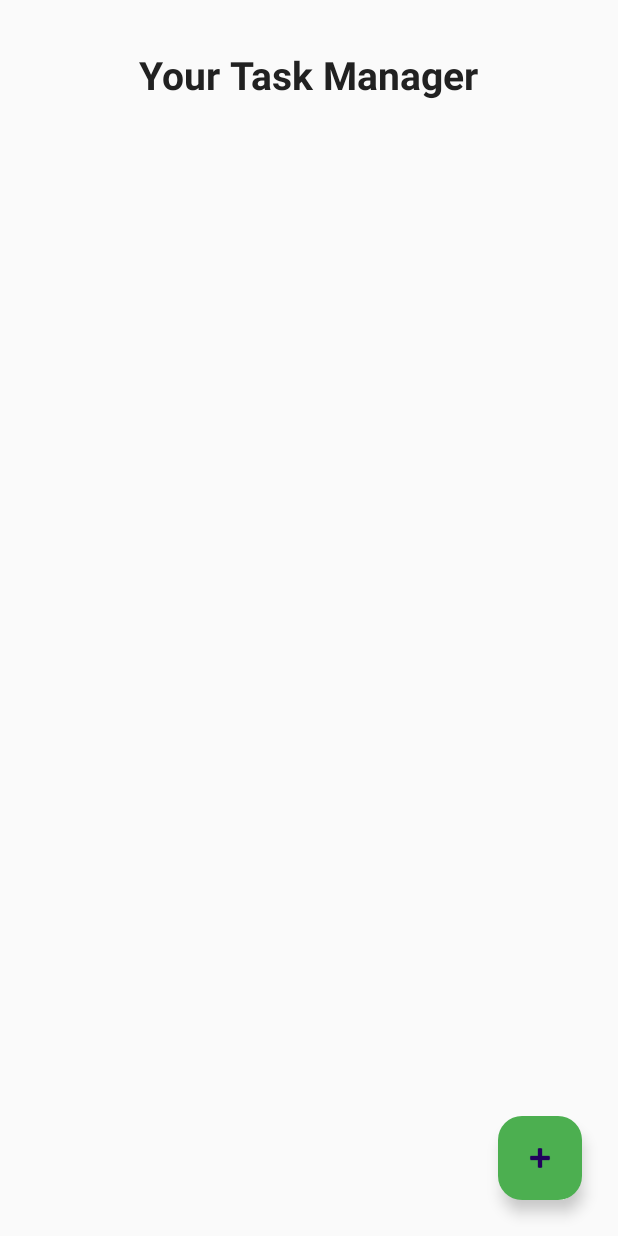
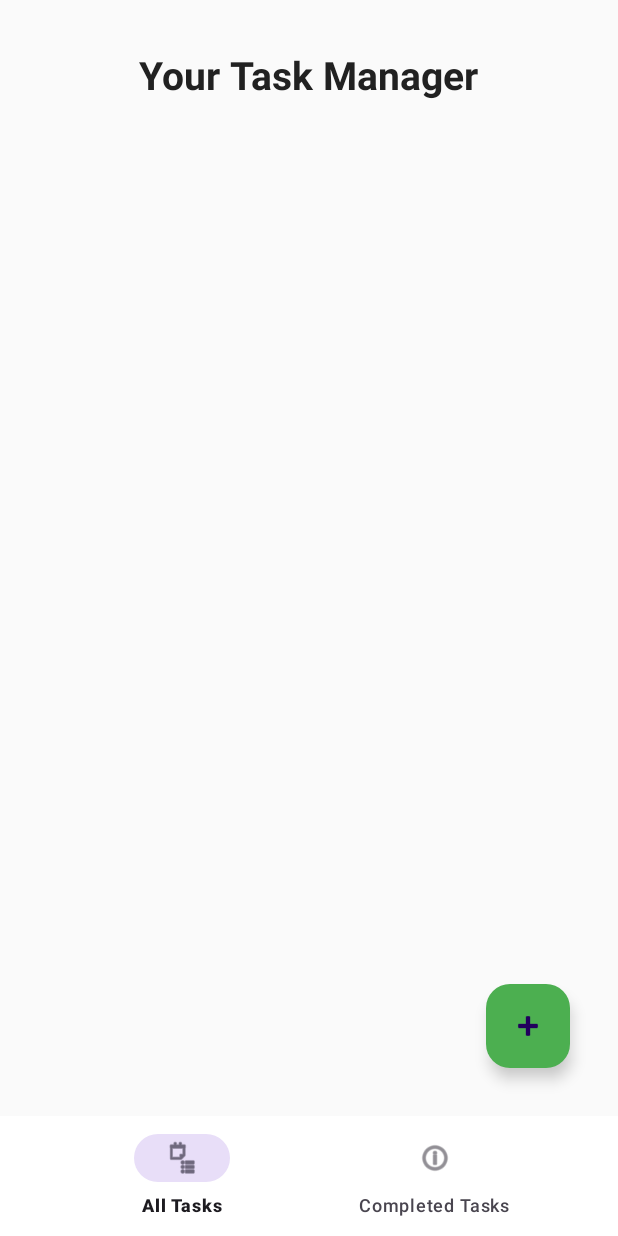
Before and after one commit to Zbell0/SIT708, an Android app: the screen it shows after launch (MainActivity), on a phone screen of 412 x 824 dp. Run offline under Robolectric (Android 15) with nearby library versions, the phone set to English and light mode, and no system bars; our stand-ins replace Room's generated code.

Commit message:
bottom nav

```diff
--- a/4.1P/app/src/main/java/com/example/a41p/AddEditTaskActivity.java
+++ b/4.1P/app/src/main/java/com/example/a41p/AddEditTaskActivity.java
@@ -25,13 +25,11 @@ public class AddEditTaskActivity extends AppCompatActivity {
         super.onCreate(savedInstanceState);
         setContentView(R.layout.activity_add_edit_task);
 
-        // 🟢 1. Initialize views BEFORE using them
         editTextTitle = findViewById(R.id.edit_text_title);
         editTextDescription = findViewById(R.id.edit_text_description);
         editTextDueDate = findViewById(R.id.edit_text_due_date);
         buttonSave = findViewById(R.id.button_save);
 
-        // 🟢 2. If this is an Edit action, populate fields
         if (getIntent().hasExtra("task_id")) {
             setTitle("Edit Task");
             taskId = getIntent().getIntExtra("task_id", -1);
@@ -42,7 +40,6 @@ public class AddEditTaskActivity extends AppCompatActivity {
             setTitle("Add Task");
         }
 
-        // 🗓 3. Date picker for due date
         editTextDueDate.setOnClickListener(v -> {
             final Calendar calendar = Calendar.getInstance();
             int year = calendar.get(Calendar.YEAR);
@@ -60,10 +57,8 @@ public class AddEditTaskActivity extends AppCompatActivity {
             datePickerDialog.show();
         });
 
-        // 📦 4. Connect to ViewModel
         taskViewModel = new ViewModelProvider(this).get(TaskViewModel.class);
 
-        // 💾 5. Save Button Click
         buttonSave.setOnClickListener(view -> saveTask());
     }
 
--- /dev/null
+++ b/4.1P/app/src/main/java/com/example/a41p/AllTasksFragment.java
@@ -0,0 +1,71 @@
+package com.example.a41p;
+
+import android.content.Intent;
+import android.os.Bundle;
+import android.view.LayoutInflater;
+import android.view.View;
+import android.view.ViewGroup;
+import android.widget.Toast;
+
+import androidx.annotation.NonNull;
+import androidx.annotation.Nullable;
+import androidx.fragment.app.Fragment;
+import androidx.lifecycle.ViewModelProvider;
+import androidx.recyclerview.widget.ItemTouchHelper;
+import androidx.recyclerview.widget.LinearLayoutManager;
+import androidx.recyclerview.widget.RecyclerView;
+
+import com.google.android.material.floatingactionbutton.FloatingActionButton;
+
+public class AllTasksFragment extends Fragment {
+
+    private TaskViewModel taskViewModel;
+
+    @Nullable
+    @Override
+    public View onCreateView(@NonNull LayoutInflater inflater,
+                             @Nullable ViewGroup container,
+                             @Nullable Bundle savedInstanceState) {
+
+        View view = inflater.inflate(R.layout.fragment_all_tasks, container, false);
+
+        // Setup RecyclerView
+        RecyclerView recyclerView = view.findViewById(R.id.recycler_view);
+        recyclerView.setLayoutManager(new LinearLayoutManager(getContext()));
+        recyclerView.setHasFixedSize(true);
+
+        TaskAdapter adapter = new TaskAdapter();
+        recyclerView.setAdapter(adapter);
+
+        // ViewModel & LiveData
+        taskViewModel = new ViewModelProvider(this).get(TaskViewModel.class);
+        taskViewModel.getIncompleteTasks().observe(getViewLifecycleOwner(), adapter::setTasks);
+
+        // Swipe to mark task as completed
+        new ItemTouchHelper(new ItemTouchHelper.SimpleCallback(0, ItemTouchHelper.LEFT) {
+            @Override
+            public boolean onMove(@NonNull RecyclerView recyclerView,
+                                  @NonNull RecyclerView.ViewHolder viewHolder,
+                                  @NonNull RecyclerView.ViewHolder target) {
+                return false;
+            }
+
+            @Override
+            public void onSwiped(@NonNull RecyclerView.ViewHolder viewHolder, int direction) {
+                Task task = adapter.getTaskAt(viewHolder.getAdapterPosition());
+                task.setCompleted(true);
+                taskViewModel.update(task);
+                Toast.makeText(getContext(), "Task marked as completed", Toast.LENGTH_SHORT).show();
+            }
+        }).attachToRecyclerView(recyclerView);
+
+        // FloatingActionButton → Add New Task
+        FloatingActionButton fab = view.findViewById(R.id.button_add_task);
+        fab.setOnClickListener(v -> {
+            Intent intent = new Intent(getActivity(), AddEditTaskActivity.class);
+            startActivity(intent);
+        });
+
+        return view;
+    }
+}
--- a/4.1P/app/src/main/java/com/example/a41p/TaskDao.java
+++ b/4.1P/app/src/main/java/com/example/a41p/TaskDao.java
@@ -1,7 +1,11 @@
 package com.example.a41p;
 
 import androidx.lifecycle.LiveData;
-import androidx.room.*;
+import androidx.room.Dao;
+import androidx.room.Delete;
+import androidx.room.Insert;
+import androidx.room.Query;
+import androidx.room.Update;
 
 import java.util.List;
 
@@ -17,10 +21,9 @@ public interface TaskDao {
     @Delete
     void delete(Task task);
 
-    @Query("DELETE FROM task_table")
-    void deleteAllTasks();
+    @Query("SELECT * FROM task_table WHERE isCompleted = 0 ORDER BY dueDate ASC")
+    LiveData<List<Task>> getIncompleteTasks();
 
-    @Query("SELECT * FROM task_table ORDER BY dueDate ASC")
-    LiveData<List<Task>> getAllTasksSorted();
-
+    @Query("SELECT * FROM task_table WHERE isCompleted = 1 ORDER BY dueDate ASC")
+    LiveData<List<Task>> getCompletedTasks();
 }
--- a/4.1P/app/src/main/java/com/example/a41p/TaskDatabase.java
+++ b/4.1P/app/src/main/java/com/example/a41p/TaskDatabase.java
@@ -5,7 +5,7 @@ import androidx.room.Database;
 import androidx.room.Room;
 import androidx.room.RoomDatabase;
 
-@Database(entities = {Task.class}, version = 1)
+@Database(entities = {Task.class}, version = 2) // 🔺 version 1 → 2로 변경
 public abstract class TaskDatabase extends RoomDatabase {
 
     private static TaskDatabase instance;
--- a/4.1P/app/src/main/java/com/example/a41p/TaskRepository.java
+++ b/4.1P/app/src/main/java/com/example/a41p/TaskRepository.java
@@ -2,18 +2,22 @@ package com.example.a41p;
 
 import android.app.Application;
 import android.os.AsyncTask;
+
 import androidx.lifecycle.LiveData;
+
 import java.util.List;
 
 public class TaskRepository {
 
-    private TaskDao taskDao;
-    private LiveData<List<Task>> allTasks;
+    private final TaskDao taskDao;
+    private final LiveData<List<Task>> incompleteTasks;
+    private final LiveData<List<Task>> completedTasks;
 
     public TaskRepository(Application application) {
-        TaskDatabase database = TaskDatabase.getInstance(application);
-        taskDao = database.taskDao();
-        allTasks = taskDao.getAllTasksSorted();
+        TaskDatabase db = TaskDatabase.getInstance(application);
+        taskDao = db.taskDao();
+        incompleteTasks = taskDao.getIncompleteTasks();
+        completedTasks = taskDao.getCompletedTasks();
     }
 
     public void insert(Task task) {
@@ -24,11 +28,37 @@ public class TaskRepository {
         new UpdateTaskAsync(taskDao).execute(task);
     }
 
+    public void delete(Task task) {
+        new DeleteTaskAsync(taskDao).execute(task);
+    }
+
+    public LiveData<List<Task>> getIncompleteTasks() {
+        return incompleteTasks;
+    }
+
+    public LiveData<List<Task>> getCompletedTasks() {
+        return completedTasks;
+    }
+
+    private static class InsertTaskAsync extends AsyncTask<Task, Void, Void> {
+        private final TaskDao taskDao;
+
+        InsertTaskAsync(TaskDao dao) {
+            this.taskDao = dao;
+        }
+
+        @Override
+        protected Void doInBackground(Task... tasks) {
+            taskDao.insert(tasks[0]);
+            return null;
+        }
+    }
+
     private static class UpdateTaskAsync extends AsyncTask<Task, Void, Void> {
-        private TaskDao taskDao;
+        private final TaskDao taskDao;
 
-        private UpdateTaskAsync(TaskDao taskDao) {
-            this.taskDao = taskDao;
+        UpdateTaskAsync(TaskDao dao) {
+            this.taskDao = dao;
         }
 
         @Override
@@ -37,15 +67,12 @@ public class TaskRepository {
             return null;
         }
     }
-    public void delete(Task task) {
-        new DeleteTaskAsync(taskDao).execute(task);
-    }
 
     private static class DeleteTaskAsync extends AsyncTask<Task, Void, Void> {
-        private TaskDao taskDao;
+        private final TaskDao taskDao;
 
-        private DeleteTaskAsync(TaskDao taskDao) {
-            this.taskDao = taskDao;
+        DeleteTaskAsync(TaskDao dao) {
+            this.taskDao = dao;
         }
 
         @Override
@@ -54,21 +81,4 @@ public class TaskRepository {
             return null;
         }
     }
-    public LiveData<List<Task>> getAllTasks() {
-        return allTasks;
-    }
-
-    private static class InsertTaskAsync extends AsyncTask<Task, Void, Void> {
-        private TaskDao taskDao;
-
-        private InsertTaskAsync(TaskDao taskDao) {
-            this.taskDao = taskDao;
-        }
-
-        @Override
-        protected Void doInBackground(Task... tasks) {
-            taskDao.insert(tasks[0]);
-            return null;
-        }
-    }
 }
--- a/4.1P/app/src/main/java/com/example/a41p/TaskViewModel.java
+++ b/4.1P/app/src/main/java/com/example/a41p/TaskViewModel.java
@@ -1,20 +1,24 @@
 package com.example.a41p;
 
 import android.app.Application;
+
 import androidx.annotation.NonNull;
 import androidx.lifecycle.AndroidViewModel;
 import androidx.lifecycle.LiveData;
+
 import java.util.List;
 
 public class TaskViewModel extends AndroidViewModel {
 
-    private TaskRepository repository;
-    private LiveData<List<Task>> allTasks;
+    private final TaskRepository repository;
+    private final LiveData<List<Task>> incompleteTasks;
+    private final LiveData<List<Task>> completedTasks;
 
     public TaskViewModel(@NonNull Application application) {
         super(application);
         repository = new TaskRepository(application);
-        allTasks = repository.getAllTasks();
+        incompleteTasks = repository.getIncompleteTasks();
+        completedTasks = repository.getCompletedTasks();
     }
 
     public void insert(Task task) {
@@ -29,7 +33,11 @@ public class TaskViewModel extends AndroidViewModel {
         repository.delete(task);
     }
 
-    public LiveData<List<Task>> getAllTasks() {
-        return allTasks;
+    public LiveData<List<Task>> getIncompleteTasks() {
+        return incompleteTasks;
+    }
+
+    public LiveData<List<Task>> getCompletedTasks() {
+        return completedTasks;
     }
 }
--- a/4.1P/app/src/main/res/layout/activity_main.xml
+++ b/4.1P/app/src/main/res/layout/activity_main.xml
@@ -1,12 +1,11 @@
 <RelativeLayout
     xmlns:android="http://schemas.android.com/apk/res/android"
-    xmlns:tools="http://schemas.android.com/tools"
+    xmlns:app="http://schemas.android.com/apk/res-auto"
     android:layout_width="match_parent"
     android:layout_height="match_parent"
-    android:background="#FAFAFA"
-    tools:context=".MainActivity">
+    android:background="#FAFAFA">
 
-    <!-- 타이틀 텍스트 -->
+    <!-- Title -->
     <TextView
         android:id="@+id/tv_header"
         android:layout_width="wrap_content"
@@ -16,27 +15,24 @@
         android:textStyle="bold"
         android:textColor="#212121"
         android:layout_marginTop="32dp"
-        android:layout_centerHorizontal="true" />
+        android:layout_centerHorizontal="true"/>
 
-    <!-- RecyclerView -->
-    <androidx.recyclerview.widget.RecyclerView
-        android:id="@+id/recycler_view"
+    <!-- Fragment container -->
+    <FrameLayout
+        android:id="@+id/fragment_container"
         android:layout_width="match_parent"
         android:layout_height="match_parent"
         android:layout_below="@id/tv_header"
+        android:layout_above="@id/bottom_navigation"
         android:layout_marginTop="16dp"
-        android:paddingHorizontal="16dp"
-        android:paddingBottom="80dp"/>
+        android:padding="8dp"/>
 
-    <!-- Floating Action Button -->
-    <com.google.android.material.floatingactionbutton.FloatingActionButton
-        android:id="@+id/button_add_task"
-        android:layout_width="wrap_content"
+    <!-- Bottom navigation bar -->
+    <com.google.android.material.bottomnavigation.BottomNavigationView
+        android:id="@+id/bottom_navigation"
+        android:layout_width="match_parent"
         android:layout_height="wrap_content"
-        android:src="@android:drawable/ic_input_add"
         android:layout_alignParentBottom="true"
-        android:layout_alignParentEnd="true"
-        android:layout_margin="24dp"
-        android:backgroundTint="#4CAF50"
-        android:tint="#FFFFFF"/>
+        android:background="@color/white"
+        app:menu="@menu/bottom_nav_menu" />
 </RelativeLayout>
--- /dev/null
+++ b/4.1P/app/src/main/res/layout/fragment_all_tasks.xml
@@ -0,0 +1,22 @@
+<RelativeLayout
+    xmlns:android="http://schemas.android.com/apk/res/android"
+    android:layout_width="match_parent"
+    android:layout_height="match_parent">
+
+    <androidx.recyclerview.widget.RecyclerView
+        android:id="@+id/recycler_view"
+        android:layout_width="match_parent"
+        android:layout_height="match_parent"
+        android:padding="16dp"/>
+
+    <com.google.android.material.floatingactionbutton.FloatingActionButton
+        android:id="@+id/button_add_task"
+        android:layout_width="wrap_content"
+        android:layout_height="wrap_content"
+        android:layout_alignParentBottom="true"
+        android:layout_alignParentEnd="true"
+        android:layout_margin="24dp"
+        android:src="@android:drawable/ic_input_add"
+        android:tint="#FFFFFF"
+        android:backgroundTint="#4CAF50"/>
+</RelativeLayout>
--- /dev/null
+++ b/4.1P/app/src/main/res/menu/bottom_nav_menu.xml
@@ -0,0 +1,11 @@
+<?xml version="1.0" encoding="utf-8"?>
+<menu xmlns:android="http://schemas.android.com/apk/res/android">
+    <item
+        android:id="@+id/nav_all_tasks"
+        android:icon="@android:drawable/ic_menu_agenda"
+        android:title="All Tasks" />
+    <item
+        android:id="@+id/nav_completed_tasks"
+        android:icon="@android:drawable/ic_menu_info_details"
+        android:title="Completed Tasks" />
+</menu>
```
Also changed, not shown: 4.1P/app/src/main/java/com/example/a41p/CompletedTasksFragment.java (added, +60 -0 lines), 4.1P/app/src/main/java/com/example/a41p/MainActivity.java (+22 -93 lines), 4.1P/app/src/main/java/com/example/a41p/Task.java (+8 -1 lines), 4.1P/app/src/main/res/layout/fragment_completed_tasks.xml (added, +11 -0 lines).
